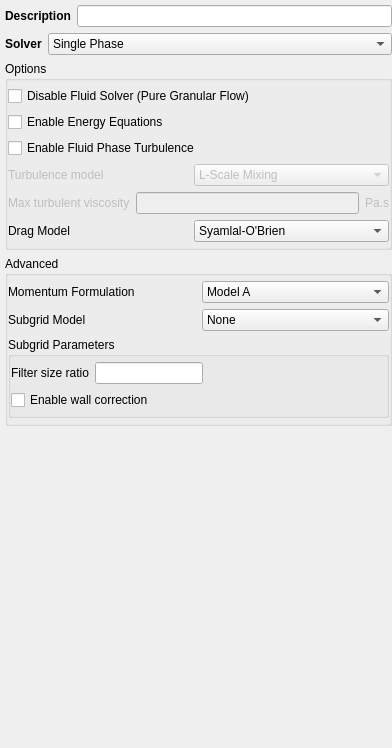
Qt form gui/uifiles/model_setup.ui (truongd8593/mfix) before a commit.
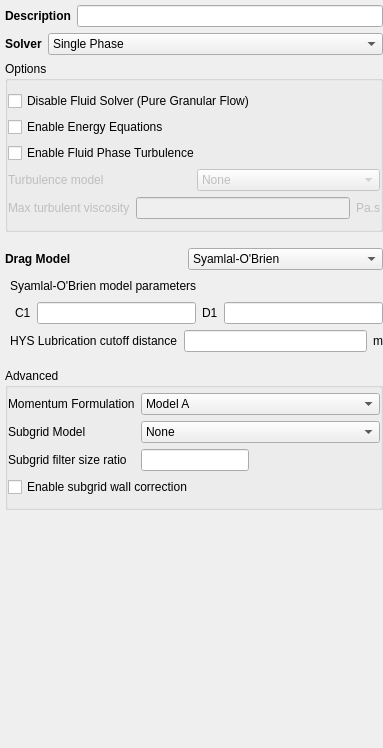
The same form after that commit. Custom widgets are drawn as their Qt base class.

Commit message: overhaul 'model_setup' panel

Patch:
```diff
--- a/gui/uifiles/model_setup.ui
+++ b/gui/uifiles/model_setup.ui
@@ -6,7 +6,7 @@
    <rect>
     <x>0</x>
     <y>0</y>
-    <width>392</width>
+    <width>383</width>
     <height>748</height>
    </rect>
   </property>
@@ -108,13 +108,13 @@
        <number>0</number>
       </property>
       <property name="topMargin">
-       <number>5</number>
+       <number>10</number>
       </property>
       <property name="rightMargin">
        <number>0</number>
       </property>
       <property name="bottomMargin">
-       <number>5</number>
+       <number>10</number>
       </property>
       <item row="0" column="0" colspan="2">
        <widget class="QCheckBox" name="checkbox_disable_fluid_solver">
@@ -145,6 +145,11 @@
         <property name="enabled">
          <bool>false</bool>
         </property>
+        <item>
+         <property name="text">
+          <string>None</string>
+         </property>
+        </item>
         <item>
          <property name="text">
           <string>L-Scale Mixing</string>
@@ -195,15 +200,41 @@
         </item>
        </layout>
       </item>
-      <item row="5" column="0">
-       <widget class="QLabel" name="label_drag_model">
+     </layout>
+    </widget>
+   </item>
+   <item>
+    <widget class="QFrame" name="frame_drag">
+     <layout class="QVBoxLayout" name="verticalLayout_2">
+      <property name="leftMargin">
+       <number>0</number>
+      </property>
+      <property name="topMargin">
+       <number>10</number>
+      </property>
+      <property name="rightMargin">
+       <number>0</number>
+      </property>
+      <property name="bottomMargin">
+       <number>10</number>
+      </property>
+      <item>
+       <layout class="QHBoxLayout" name="horizontalLayout_4">
+        <item>
+         <widget class="QLabel" name="label_drag_type">
+          <property name="font">
+           <font>
+            <weight>75</weight>
+            <bold>true</bold>
+           </font>
+          </property>
         <property name="text">
          <string>Drag Model</string>
         </property>
        </widget>
       </item>
-      <item row="5" column="1">
-       <widget class="ComboBox" name="combobox_drag_model">
+        <item>
+         <widget class="ComboBox" name="combobox_drag_type">
         <item>
          <property name="text">
           <string>Syamlal-O'Brien </string>
@@ -272,6 +303,115 @@
        </widget>
       </item>
      </layout>
+      </item>
+      <item>
+       <layout class="QHBoxLayout" name="horizontalLayout_7">
+        <item>
+         <spacer name="horizontalSpacer_3">
+          <property name="orientation">
+           <enum>Qt::Horizontal</enum>
+          </property>
+          <property name="sizeType">
+           <enum>QSizePolicy::Fixed</enum>
+          </property>
+          <property name="sizeHint" stdset="0">
+           <size>
+            <width>5</width>
+            <height>20</height>
+           </size>
+          </property>
+         </spacer>
+        </item>
+        <item>
+         <widget class="QLabel" name="label_syam_obrien">
+          <property name="text">
+           <string>Syamlal-O'Brien model parameters</string>
+          </property>
+          <property name="margin">
+           <number>0</number>
+          </property>
+         </widget>
+        </item>
+       </layout>
+      </item>
+      <item>
+       <layout class="QHBoxLayout" name="horizontalLayout_5">
+        <item>
+         <spacer name="horizontalSpacer_2">
+          <property name="orientation">
+           <enum>Qt::Horizontal</enum>
+          </property>
+          <property name="sizeType">
+           <enum>QSizePolicy::Fixed</enum>
+          </property>
+          <property name="sizeHint" stdset="0">
+           <size>
+            <width>10</width>
+            <height>20</height>
+           </size>
+          </property>
+         </spacer>
+        </item>
+        <item>
+         <widget class="QLabel" name="label_drag_c1">
+          <property name="text">
+           <string>C1</string>
+          </property>
+         </widget>
+        </item>
+        <item>
+         <widget class="LineEdit" name="lineedit_keyword_drag_c1"/>
+        </item>
+        <item>
+         <widget class="QLabel" name="label_drag_d1">
+          <property name="text">
+           <string>D1</string>
+          </property>
+         </widget>
+        </item>
+        <item>
+         <widget class="LineEdit" name="lineedit_keyword_drag_d1"/>
+        </item>
+       </layout>
+      </item>
+      <item>
+       <layout class="QHBoxLayout" name="horizontalLayout_6">
+        <item>
+         <spacer name="horizontalSpacer_4">
+          <property name="orientation">
+           <enum>Qt::Horizontal</enum>
+          </property>
+          <property name="sizeType">
+           <enum>QSizePolicy::Fixed</enum>
+          </property>
+          <property name="sizeHint" stdset="0">
+           <size>
+            <width>5</width>
+            <height>20</height>
+           </size>
+          </property>
+         </spacer>
+        </item>
+        <item>
+         <widget class="QLabel" name="label_lam_hys">
+          <property name="text">
+           <string>HYS Lubrication cutoff distance</string>
+          </property>
+         </widget>
+        </item>
+        <item>
+         <widget class="LineEdit" name="lineedit_keyword_lam_hys"/>
+        </item>
+        <item>
+         <widget class="QLabel" name="label_lam_hys_units">
+          <property name="text">
+           <string>m</string>
+          </property>
+         </widget>
+        </item>
+       </layout>
+      </item>
+     </layout>
     </widget>
    </item>
    <item>
@@ -293,8 +433,18 @@
        <number>0</number>
       </property>
       <property name="bottomMargin">
-       <number>5</number>
+       <number>10</number>
       </property>
+      <item row="2" column="1">
+       <widget class="LineEdit" name="lineedit_keyword_filter_size_ratio">
+        <property name="sizePolicy">
+         <sizepolicy hsizetype="Fixed" vsizetype="Fixed">
+          <horstretch>0</horstretch>
+          <verstretch>0</verstretch>
+         </sizepolicy>
+        </property>
+       </widget>
+      </item>
       <item row="0" column="0">
        <widget class="QLabel" name="label_26">
         <property name="layoutDirection">
@@ -308,30 +458,6 @@
         </property>
        </widget>
       </item>
-      <item row="0" column="1">
-       <widget class="ComboBox" name="comboBox_5">
-        <item>
-         <property name="text">
-          <string>Model A</string>
-         </property>
-        </item>
-        <item>
-         <property name="text">
-          <string>Model B</string>
-         </property>
-        </item>
-        <item>
-         <property name="text">
-          <string>Jackson</string>
-         </property>
-        </item>
-        <item>
-         <property name="text">
-          <string>Ishi</string>
-         </property>
-        </item>
-       </widget>
-      </item>
       <item row="1" column="0">
        <widget class="QLabel" name="label_subgrid_model">
         <property name="text">
@@ -339,59 +465,14 @@
         </property>
        </widget>
       </item>
-      <item row="1" column="1">
-       <widget class="ComboBox" name="combobox_subgrid_model">
-        <item>
+      <item row="2" column="0">
+       <widget class="QLabel" name="label_filter_size_ratio">
          <property name="text">
-          <string>None</string>
-         </property>
-        </item>
-        <item>
-         <property name="text">
-          <string>Milio</string>
-         </property>
-        </item>
+         <string>Subgrid filter size ratio</string>
+        </property>
        </widget>
       </item>
-      <item row="2" column="0" colspan="2">
-       <widget class="QGroupBox" name="groupbox_subgrid_params">
-        <property name="title">
-         <string>Subgrid Parameters</string>
-        </property>
-        <property name="flat">
-         <bool>true</bool>
-        </property>
-        <layout class="QGridLayout" name="gridLayout">
-         <property name="leftMargin">
-          <number>0</number>
-         </property>
-         <property name="topMargin">
-          <number>5</number>
-         </property>
-         <property name="rightMargin">
-          <number>0</number>
-         </property>
-         <property name="bottomMargin">
-          <number>5</number>
-         </property>
-         <item row="0" column="0">
-          <widget class="QLabel" name="label_2">
-           <property name="text">
-            <string>Filter size ratio</string>
-           </property>
-          </widget>
-         </item>
-         <item row="0" column="1">
-          <widget class="LineEdit" name="lineedit_vfilter_size_ratio">
-           <property name="sizePolicy">
-            <sizepolicy hsizetype="Fixed" vsizetype="Fixed">
-             <horstretch>0</horstretch>
-             <verstretch>0</verstretch>
-            </sizepolicy>
-           </property>
-          </widget>
-         </item>
-         <item row="0" column="2">
+      <item row="2" column="2">
           <spacer name="horizontalSpacer">
            <property name="orientation">
             <enum>Qt::Horizontal</enum>
@@ -404,14 +485,54 @@
            </property>
           </spacer>
          </item>
-         <item row="1" column="0" colspan="2">
-          <widget class="QCheckBox" name="checkBox">
+      <item row="3" column="0" colspan="3">
+       <widget class="CheckBox" name="checkbox_keyword_subgrid_wall">
            <property name="text">
-            <string>Enable wall correction</string>
+         <string>Enable subgrid wall correction</string>
            </property>
           </widget>
          </item>
-        </layout>
+      <item row="1" column="1" colspan="2">
+       <widget class="ComboBox" name="combobox_subgrid_type">
+        <item>
+         <property name="text">
+          <string>None</string>
+         </property>
+        </item>
+        <item>
+         <property name="text">
+          <string>Igci</string>
+         </property>
+        </item>
+        <item>
+         <property name="text">
+          <string>Milioli</string>
+         </property>
+        </item>
+       </widget>
+      </item>
+      <item row="0" column="1" colspan="2">
+       <widget class="ComboBox" name="combobox_momentum_formulation">
+        <item>
+         <property name="text">
+          <string>Model A</string>
+         </property>
+        </item>
+        <item>
+         <property name="text">
+          <string>Model B</string>
+         </property>
+        </item>
+        <item>
+         <property name="text">
+          <string>Jackson</string>
+         </property>
+        </item>
+        <item>
+         <property name="text">
+          <string>Ishii</string>
+         </property>
+        </item>
        </widget>
       </item>
      </layout>
```
Left out of the diff: 24 changed lines with no effect on the pictures. Lines whose indentation alone changed are shown as unchanged. The commit also changes 2 other files.
